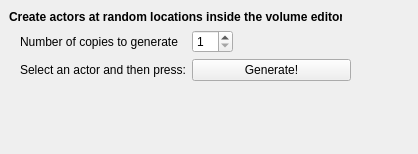
First picture: the form in delta3d/utilities/STAGE/plugins/STRandomActorGenerator/randomactorgenerator.ui, repository delta3d/delta3d, before the edit.
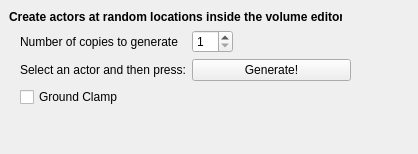
Second picture: the form after the edit.

Commit message: STAGE: RandomActorGenerator plugin now incorporates ground clamping. STAGE: Prefabs folder now uses uppercase P.

```diff
--- a/delta3d/utilities/STAGE/plugins/STRandomActorGenerator/randomactorgenerator.ui
+++ b/delta3d/utilities/STAGE/plugins/STRandomActorGenerator/randomactorgenerator.ui
@@ -86,6 +86,13 @@
        </property>
       </widget>
      </item>
+     <item row="2" column="0">
+      <widget class="QCheckBox" name="mGroundClampCheckBox">
+       <property name="text">
+        <string>Ground Clamp</string>
+       </property>
+      </widget>
+     </item>
     </layout>
    </widget>
   </widget>
```
The commit also changes 4 other files.
